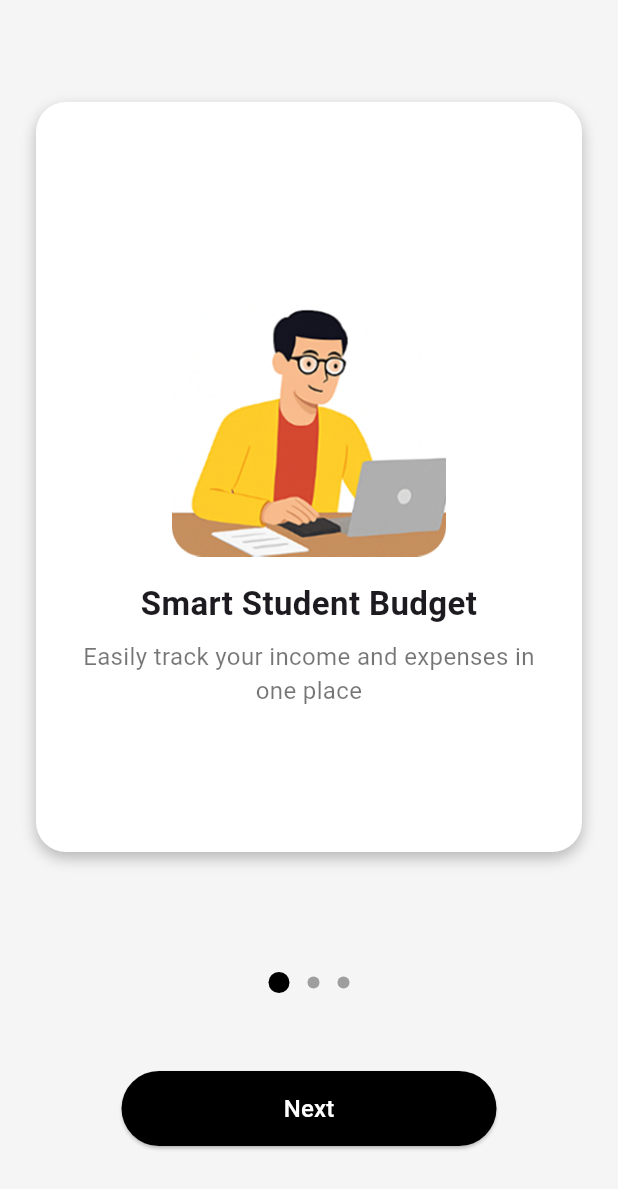
After one commit to javieAlfaro/onlyfunds---budget-management-system, a Flutter app: the OnboardingPage screen opened directly, on a phone screen of 412 x 824 dp. The commit adds this screen. Shown: the top 1189 px of the screen. Run offline on Flutter 3.47's test engine with Material 3 defaults, Android fonts, the phone set to English and light mode, and no system bars; our stand-ins replace firebase_auth, firebase_core; accounts and stored records are empty.

Commit message:
Added Onboarding Page

```diff
--- /dev/null
+++ b/lib/pages/onboarding_page.dart
@@ -0,0 +1,113 @@
+import 'package:flutter/material.dart';
+import 'package:onlyfunds_v1/widgets/onboarding_card.dart';
+
+class OnboardingPage extends StatefulWidget {
+  const OnboardingPage({super.key});
+
+  @override
+  State<OnboardingPage> createState() => _OnboardingPageState();
+}
+
+class _OnboardingPageState extends State<OnboardingPage> {
+  final PageController _controller = PageController();
+  int _currentPage = 0;
+
+  final List<Map<String, String>> _pages = [
+    {
+      "image": "assets/images/onboardimg1.png",
+      "title": "Smart Student Budget",
+      "description": "Easily track your income and expenses in one place"
+    },
+    {
+      "image": "assets/images/onboardimg2.png",
+      "title": "Plan Better",
+      "description": "Organize your finances and reach your goals"
+    },
+    {
+      "image": "assets/images/onboardimg3.png",
+      "title": "Stay on Track",
+      "description": "Get reminders and insights for better budgeting"
+    }
+  ];
+
+  void _nextPage() {
+    if (_currentPage < _pages.length - 1) {
+      _controller.nextPage(duration: const Duration(milliseconds: 350), curve: Curves.easeInOut);
+    } else {
+      Navigator.pushReplacementNamed(context, "/home");
+    }
+  }
+
+  @override
+  Widget build(BuildContext context) {
+    return Scaffold(
+    resizeToAvoidBottomInset: false,
+    backgroundColor: Colors.grey[100],
+    body: SafeArea(
+      child: Column(
+        children: [
+          Expanded(
+            child: PageView.builder(
+              controller: _controller,
+               itemCount: _pages.length,
+                onPageChanged: (index) {
+                  setState(() => _currentPage = index);
+                  },
+                  itemBuilder: (context, index) {
+                    final page = _pages[index];
+                    return OnBoardingCard(
+                      imageAsset: page['image']!,
+                       title: page['title']!,
+                        description: page['description']!
+                      );
+                    },
+                  ),
+                ),
+
+                Padding(padding: const EdgeInsets.only(bottom: 40),
+                child:
+                  Row(
+                    mainAxisAlignment: MainAxisAlignment.center,
+                    children: List.generate(
+                      _pages.length,
+                      (index) => AnimatedContainer(
+                        duration: const Duration(milliseconds: 300),
+                        margin: const EdgeInsets.symmetric(horizontal: 6, vertical: 12),
+                        width: _currentPage == index ? 14 : 8,
+                        height: _currentPage == index ? 14 : 8,
+                        decoration: BoxDecoration(
+                          shape: BoxShape.circle,
+                          color: _currentPage == index ? Colors.black : Colors.grey,
+                        ),
+                      ),
+                    ),
+                  ),
+                ),
+
+                Padding(
+                  padding: const EdgeInsets.fromLTRB(24, 0, 24, 60),
+                  child: SizedBox(
+                    width: 250,
+                    height: 50,
+                    child: ElevatedButton(
+                      style: ElevatedButton.styleFrom(
+                        backgroundColor: Colors.black,
+                        shape: RoundedRectangleBorder(
+                          borderRadius: BorderRadiusGeometry.circular(25),
+                        ),
+                      ),
+                      onPressed: _nextPage,
+                      child: Text(
+                        _currentPage == _pages.length - 1 ? "Get Started" : "Next",
+                        style: const TextStyle(color: Colors.white, fontSize: 16),
+                      ),
+                    ),
+                  ),
+                )
+
+          ],
+        ),
+      ),
+    );
+  }
+}
--- a/lib/pages/signin_page.dart
+++ b/lib/pages/signin_page.dart
@@ -2,6 +2,7 @@ import 'package:flutter/material.dart';
 import 'package:firebase_auth/firebase_auth.dart';
 import 'package:onlyfunds_v1/pages/register_page.dart';
 import 'package:onlyfunds_v1/auth_service.dart';
+import 'package:onlyfunds_v1/pages/onboarding_page.dart';
 
 class SignInPage extends StatefulWidget {
   const SignInPage({super.key});
@@ -23,9 +24,10 @@ class _SignInPageState extends State<SignInPage> {
         password: passwordController.text.trim(),
       );
       // If successful, user is automatically signed in
-      ScaffoldMessenger.of(context).showSnackBar(
-        const SnackBar(content: Text("Signed in successfully!")),
-      );
+      Navigator.pushReplacement(
+        context,
+        MaterialPageRoute(builder: (_) => const OnboardingPage()),
+        );
     } on FirebaseAuthException catch (e) {
       ScaffoldMessenger.of(context).showSnackBar(
         SnackBar(content: Text("Error: ${e.message}")),
--- /dev/null
+++ b/lib/widgets/onboarding_card.dart
@@ -0,0 +1,76 @@
+import 'package:flutter/material.dart';
+
+class OnBoardingCard extends StatelessWidget {
+  final String imageAsset;
+  final String title;
+  final String description;
+
+  const OnBoardingCard({
+    Key? key,
+    required this.imageAsset,
+    required this.title,
+    required this.description,
+  }) : super(key: key);
+
+  @override
+  Widget build(BuildContext context) {
+    return Center(
+      child: Container(
+        height: 500,
+        width: double.infinity,
+        padding: const EdgeInsets.all(20),
+        margin: const EdgeInsets.symmetric(horizontal: 24),
+        decoration: BoxDecoration(
+          color: Colors.white,
+          borderRadius: BorderRadius.circular(20),
+          boxShadow: [
+            BoxShadow(
+              color: Colors.black26,
+              blurRadius: 8,
+              offset: Offset(0, 4),
+            ),
+          ],
+        ),
+        child: Column(
+          children: [
+            SizedBox(height: 100),
+            Flexible(
+              flex: 3,
+              child: Image.asset(
+                imageAsset,
+                fit: BoxFit.contain,
+              ),
+            ),
+
+            const SizedBox(height: 16),
+
+            Text(
+              title,
+              style: const TextStyle(
+                fontSize: 22,
+                fontWeight: FontWeight.bold,
+              ),
+              textAlign: TextAlign.center,
+            ),
+
+            const SizedBox(height: 8),
+
+            Expanded(
+              flex: 2,
+              child: SingleChildScrollView(
+                child: Text(
+                  description,
+                  style: const TextStyle(
+                    fontSize: 16,
+                    color: Colors.black54,
+                  ),
+                  textAlign: TextAlign.center,
+                ),
+              ),
+            ),
+          ],
+        ),
+      ),
+    );
+  }
+}
```
Also changed, not shown: pubspec.yaml (+4 -3 lines), assets/images/onboardimg1.png (added), assets/images/onboardimg2.png (added), assets/images/onboardimg3.png (added), assets/images/onboardimg4.png (added), 1 other file.
